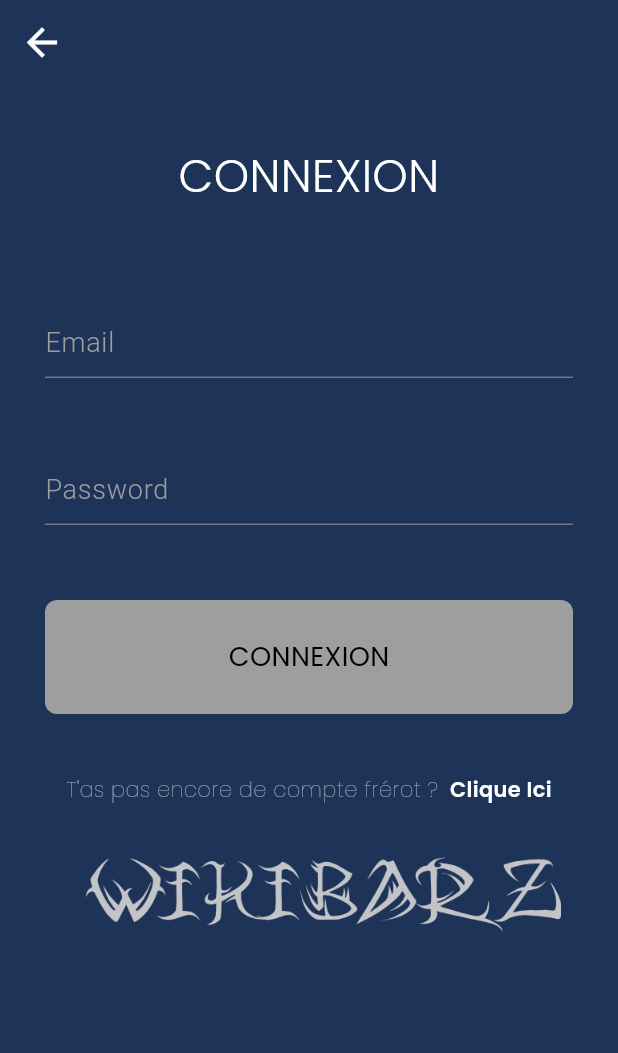
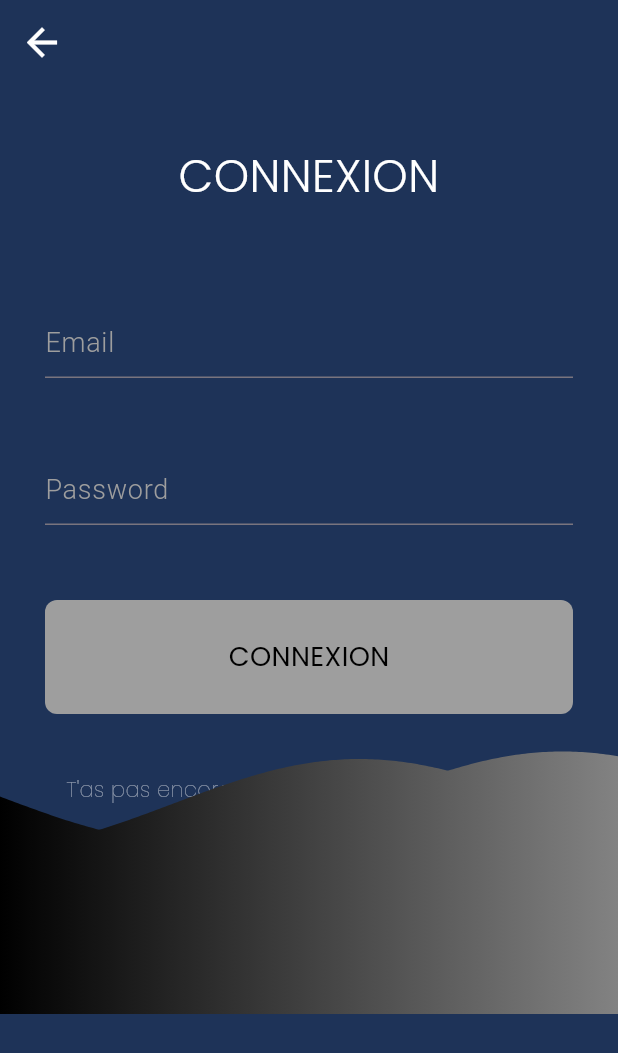
Before and after one commit to Flinguee75/WIKIBARZ, a Flutter app: the SignUp screen opened directly, on a phone screen of 412 x 824 dp. Shown: the top 1053 px of the screen. Run offline on Flutter 3.47's test engine with Material 3 defaults, Android fonts, the phone set to English and light mode, and no system bars; drawn by our look-alikes of wave; our stand-ins replace animate_do, cloud_firestore, firebase_auth, firebase_core, google_fonts, image_picker and 2 more; accounts and stored records are empty.

Commit message:
La vague est mise en bas

```diff
--- a/lib/authentification/SignIn.dart
+++ b/lib/authentification/SignIn.dart
@@ -5,6 +5,7 @@ import 'package:conspirapcy/elements/Button.dart';
 import 'package:conspirapcy/elements/text_field.dart';
 import 'package:firebase_auth/firebase_auth.dart';
 import 'package:flutter/material.dart';
+import 'package:flutter/widgets.dart';
 import 'package:google_fonts/google_fonts.dart';
 import 'package:wave/wave.dart';
 import 'package:wave/config.dart';
@@ -67,7 +68,9 @@ class _SignUpState extends State<SignUp> {
         ),
       ),
       body: SingleChildScrollView(
-        child: Container(
+        child: Stack(
+          children: [
+            Container(
               margin: const EdgeInsets.symmetric(
                 vertical: 40,
                 horizontal: 30,
@@ -148,6 +151,34 @@ class _SignUpState extends State<SignUp> {
                 ],
               ),
             ),
+            Positioned(
+              bottom: 0,
+              child: WaveWidget(
+                config: CustomConfig(
+                  durations: [
+                    5000,
+                    4000,
+                  ],
+                  heightPercentages: [
+                    0.65,
+                    0.66,
+                  ],
+                  gradients: [
+                    [Colors.black, Colors.grey],
+                    [Colors.black, Colors.grey],
+                  ],
+                  gradientBegin: Alignment.centerLeft,
+                  gradientEnd: Alignment.centerRight,
+                  blur: const MaskFilter.blur(
+                    BlurStyle.solid,
+                    40,
+                  ),
+                ),
+                size: const Size(500, 500),
+              ),
+            ),
+          ],
+        ),
       ),
     );
   }
```
Lines whose indentation alone changed are shown as unchanged.
